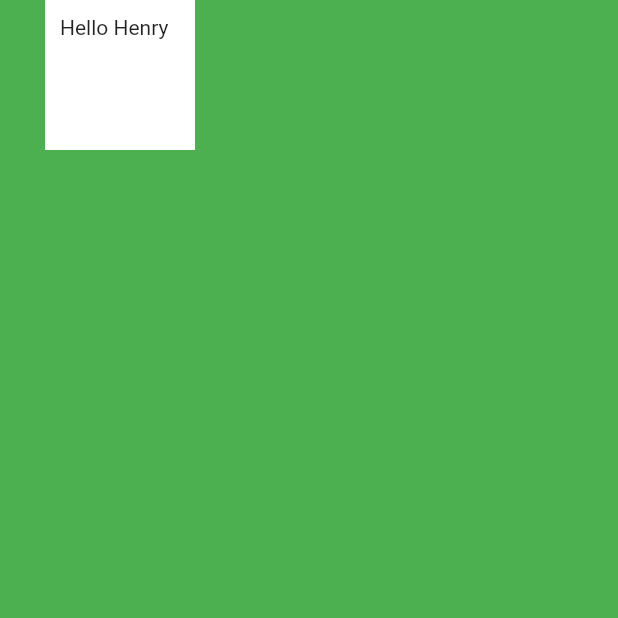
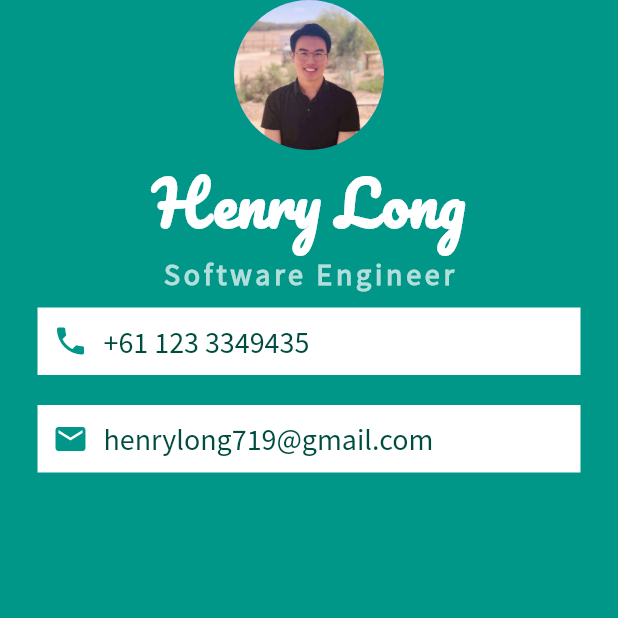
Before and after one commit to henrylong719/flutter_projects, a Flutter app: the screen it shows after launch, on a phone screen of 412 x 824 dp, the top half of it. Run offline on Flutter 3.47's test engine with Material 2 defaults, Android fonts, the phone set to English and light mode, and no system bars.

Commit message:
Add info section

```diff
--- a/lib/main.dart
+++ b/lib/main.dart
@@ -11,17 +11,81 @@
   Widget build(BuildContext context) {
     return MaterialApp(
       home: Scaffold(
-        backgroundColor: Colors.green,
+        backgroundColor: Colors.teal,
         body: SafeArea(
-          child: Container(
-            height: 100,
-            width: 100,
-            margin: EdgeInsets.only(left: 30.0),
-            padding: EdgeInsets.all(10.0),
-            color: Colors.white,
-            child: Text('Hello Henry'),
-          ),
-        ),
+            child: Column(
+          children: [
+            CircleAvatar(
+              radius: 50.0,
+              backgroundImage: AssetImage('images/me.png'),
+            ),
+            Text(
+              'Henry Long',
+              style: TextStyle(
+                fontFamily: 'Pacifico',
+                fontSize: 40,
+                color: Colors.white,
+                fontWeight: FontWeight.bold,
+              ),
+              // fontWeight
+            ),
+            Text(
+              'Software Engineer',
+              style: TextStyle(
+                  fontFamily: 'Source Sans Pro',
+                  color: Colors.teal.shade100,
+                  fontSize: 20.0,
+                  letterSpacing: 2.5,
+                  fontWeight: FontWeight.bold),
+            ),
+            Container(
+              padding: EdgeInsets.all(10.0),
+              color: Colors.white,
+              margin: EdgeInsets.symmetric(vertical: 10.0, horizontal: 25.0),
+              child: Row(
+                children: [
+                  Icon(
+                    Icons.phone,
+                    color: Colors.teal,
+                  ),
+                  SizedBox(
+                    width: 10.0,
+                  ),
+                  Text(
+                    '+61 123 3349435',
+                    style: TextStyle(
+                        color: Colors.teal.shade900,
+                        fontFamily: 'Source Sans Pro',
+                        fontSize: 20.0),
+                  ),
+                ],
+              ),
+            ),
+            Container(
+              padding: EdgeInsets.all(10.0),
+              color: Colors.white,
+              margin: EdgeInsets.symmetric(vertical: 10.0, horizontal: 25.0),
+              child: Row(
+                children: [
+                  Icon(
+                    Icons.email,
+                    color: Colors.teal,
+                  ),
+                  SizedBox(
+                    width: 10.0,
+                  ),
+                  Text(
+                    'henrylong719@gmail.com',
+                    style: TextStyle(
+                        color: Colors.teal.shade900,
+                        fontFamily: 'Source Sans Pro',
+                        fontSize: 20.0),
+                  ),
+                ],
+              ),
+            )
+          ],
+        )),
       ),
     );
   }
```
Also changed, not shown: pubspec.yaml (+13 -50 lines), fonts/Pacifico-Regular.ttf (added), fonts/SourceSansPro-Regular.ttf (added), images/me.png (added), 1 other file.
